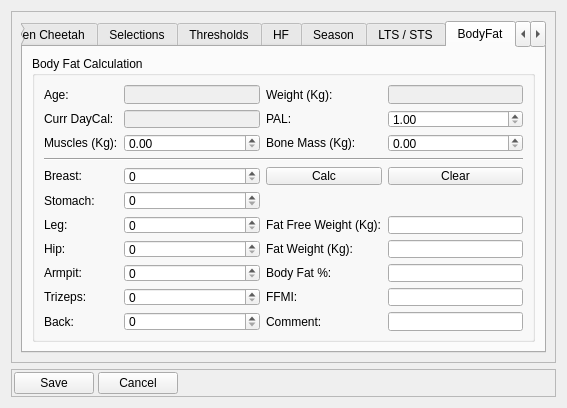
Old version of the form dialog_settings.ui in the repository Tria-Andy/WorkoutEditor.
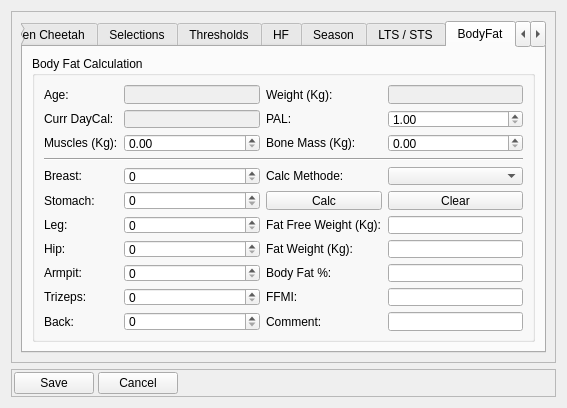
New version of the form. The open tabs and pages were chosen to show the change. Icons and pictures are not drawn.

Commit message: Change WattToSpeed Calc

What changed in the file:
```diff
--- a/dialog_settings.ui
+++ b/dialog_settings.ui
@@ -1709,20 +1709,6 @@
              <string>Body Fat Calculation</string>
             </property>
             <layout class="QGridLayout" name="gridLayout_4">
-             <item row="4" column="2">
-              <widget class="QPushButton" name="pushButton_calcFat">
-               <property name="text">
-                <string>Calc</string>
-               </property>
-              </widget>
-             </item>
-             <item row="4" column="3">
-              <widget class="QPushButton" name="pushButton_clearFat">
-               <property name="text">
-                <string>Clear</string>
-               </property>
-              </widget>
-             </item>
              <item row="1" column="0">
               <widget class="QLabel" name="label_46">
                <property name="text">
@@ -1938,6 +1924,30 @@
              <item row="9" column="3">
               <widget class="QLineEdit" name="lineEdit_ffmi"/>
              </item>
+             <item row="5" column="2">
+              <widget class="QPushButton" name="pushButton_calcFat">
+               <property name="text">
+                <string>Calc</string>
+               </property>
+              </widget>
+             </item>
+             <item row="5" column="3">
+              <widget class="QPushButton" name="pushButton_clearFat">
+               <property name="text">
+                <string>Clear</string>
+               </property>
+              </widget>
+             </item>
+             <item row="4" column="3">
+              <widget class="QComboBox" name="comboBox_methode"/>
+             </item>
+             <item row="4" column="2">
+              <widget class="QLabel" name="label_62">
+               <property name="text">
+                <string>Calc Methode:</string>
+               </property>
+              </widget>
+             </item>
             </layout>
             <zorder>spinBox_leg</zorder>
             <zorder>spinBox_stomach</zorder>
```
Left out of the diff: 6 changed lines with no effect on the pictures. The commit also changes 7 other files.
